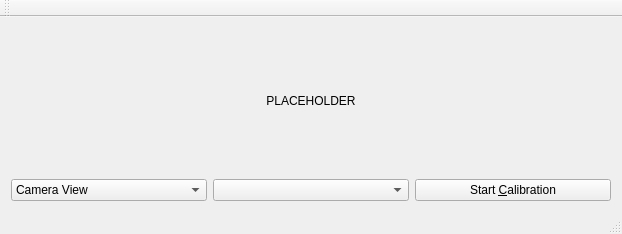
Before: the Qt Designer form mainwindow.ui in lhartmann/mikroscope, drawn with Qt 5.
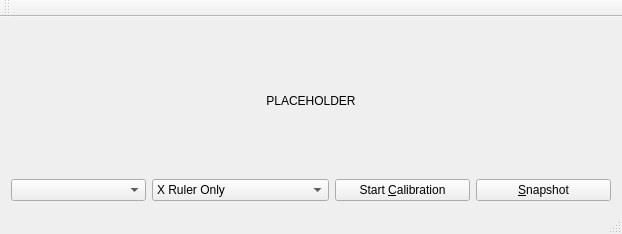
After: the same form once the commit is applied.

The edit to the form file:
```diff
--- a/mainwindow.ui
+++ b/mainwindow.ui
@@ -36,33 +36,28 @@
       <property name="sizeConstraint">
        <enum>QLayout::SetDefaultConstraint</enum>
       </property>
-      <item>
-       <widget class="QComboBox" name="cbSecondVideo">
-        <item>
-         <property name="text">
-          <string>Camera View</string>
-         </property>
-        </item>
-        <item>
-         <property name="text">
-          <string>Color Blur</string>
-         </property>
-        </item>
-        <item>
-         <property name="text">
-          <string>In Range</string>
-         </property>
-        </item>
-        <item>
-         <property name="text">
-          <string>Noise Removed</string>
-         </property>
-        </item>
-       </widget>
-      </item>
       <item>
        <widget class="QComboBox" name="cbCameras"/>
       </item>
+      <item>
+       <widget class="QComboBox" name="cbRuler">
+        <item>
+         <property name="text">
+          <string>X Ruler Only</string>
+         </property>
+        </item>
+        <item>
+         <property name="text">
+          <string>XY Rulers</string>
+         </property>
+        </item>
+        <item>
+         <property name="text">
+          <string>Milling Calibration Patterns</string>
+         </property>
+        </item>
+       </widget>
+      </item>
       <item>
        <widget class="QPushButton" name="btnCalibrate">
         <property name="text">
@@ -70,6 +65,13 @@
         </property>
        </widget>
       </item>
+      <item>
+       <widget class="QPushButton" name="btnSnapshot">
+        <property name="text">
+         <string>&amp;Snapshot</string>
+        </property>
+       </widget>
+      </item>
      </layout>
     </item>
    </layout>
```
Left out of the diff: 2 changed lines with no effect on the pictures.
